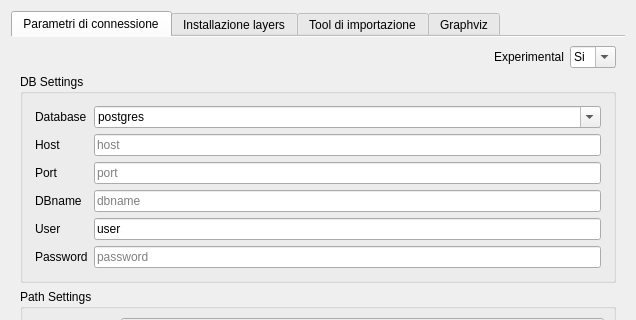
Old version of the form gui/ui/pyarchinitConfigDialog.ui in the repository pyarchinit/pyarchinit; both pictures show x 0 to 636 and y 0 to 320 of the 636 by 616 pixel window.
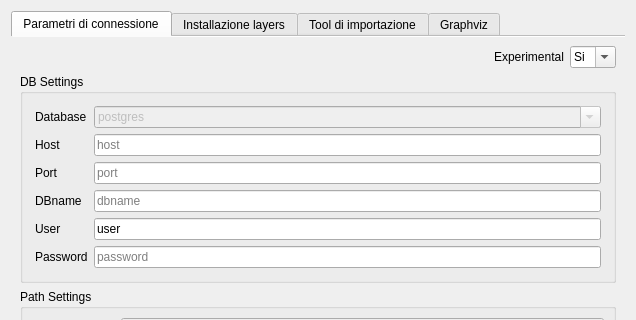
New version of the form. Icons and pictures are not drawn. Custom widgets are drawn as their Qt base class.

Commit message: disable edit for the select db combobox

```diff
--- a/gui/ui/pyarchinitConfigDialog.ui
+++ b/gui/ui/pyarchinitConfigDialog.ui
@@ -196,7 +196,7 @@
           <item row="0" column="1">
            <widget class="QComboBox" name="comboBox_Database">
             <property name="enabled">
-             <bool>true</bool>
+             <bool>false</bool>
             </property>
             <property name="mouseTracking">
              <bool>false</bool>
```
